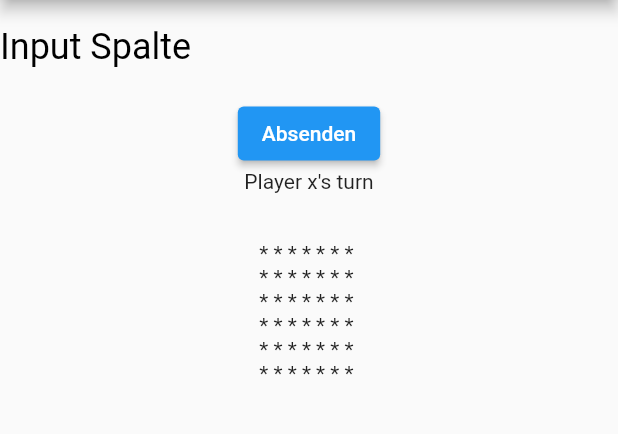
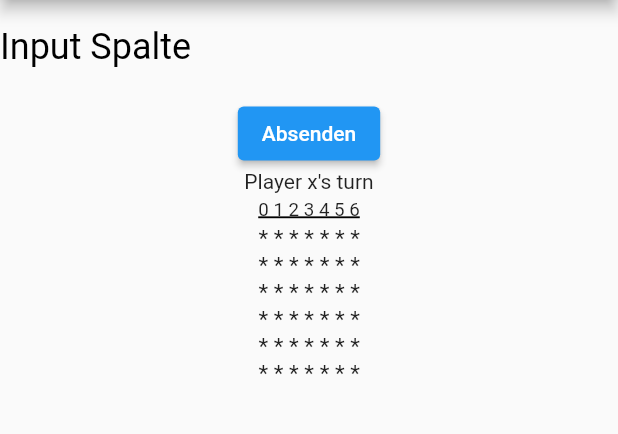
Before and after one commit to Damian-Sommer/FlutterProjekt, a Flutter app: the screen it shows after launch, on a phone screen of 412 x 824 dp, the part 84-518 px from its top. Run offline on Flutter 3.47's test engine with Material 2 defaults, Android fonts, the phone set to English and light mode, and no system bars.

Commit message:
Update main.dart

```diff
--- a/lib/main.dart
+++ b/lib/main.dart
@@ -1,4 +1,4 @@
-// ignore_for_file: deprecated_member_use, unused_local_variable, empty_catches, avoid_print
+// ignore_for_file: deprecated_member_use, unused_local_variable, empty_catches, avoid_print, prefer_const_constructors
 
 import 'package:flutter/material.dart';
 
@@ -116,9 +116,39 @@ class _MyHomePageState extends State<MyHomePage> {
                     });
                   },
                   child: Text("Absenden")),
-              Text("Player " + currentPlayer + "'s turn"),
-              Text(message + "\n"),
-              Text(board),
+              Padding(
+                padding: EdgeInsets.only(bottom: 3),
+                child: Text(
+                  "Player " + currentPlayer + "'s turn",
+                  style: TextStyle(),
+                ),
+              ),
+              Padding(
+                padding: EdgeInsets.only(bottom: 3),
+                child: Text(
+                  "0 1 2 3 4 5 6",
+                  style: TextStyle(
+                    fontSize: 12.5,
+                    decoration: TextDecoration.underline,
+                    decorationColor: Colors.black,
+                    decorationThickness: 2,
+                  ),
+                ),
+              ),
+              Padding(
+                padding: EdgeInsets.only(left: 4),
+                child: Text(
+                  board,
+                  style: TextStyle(fontSize: 15),
+                ),
+              ),
+              Padding(
+                padding: EdgeInsets.only(),
+                child: Text(
+                  message + "\n",
+                  style: TextStyle(color: Color.fromARGB(255, 252, 33, 17)),
+                ),
+              ),
             ],
           ),
         ));
@@ -158,7 +188,7 @@ class _MyHomePageState extends State<MyHomePage> {
   bool updateBoard(String strColumn, int playerNr) {
     int column;
     try {
-      column = int.parse(strColumn)
+      column = int.parse(strColumn);
     } catch (Exception) {
       message = "Gib eine Zahl ein zwischen 1 und 7!";
       return false;
```
